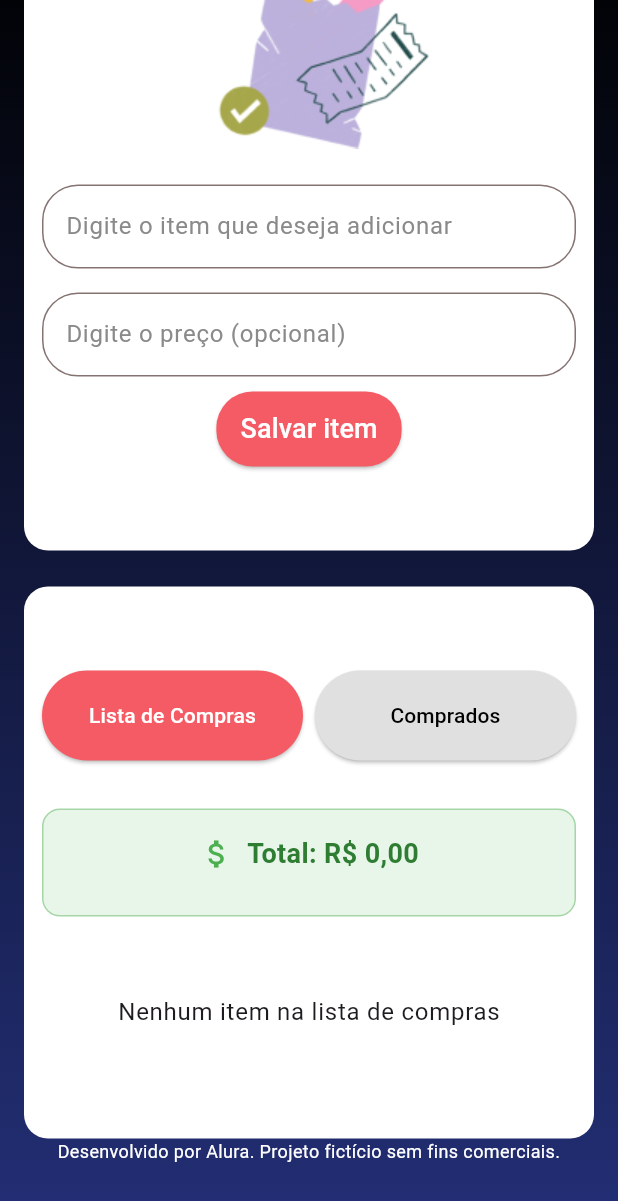
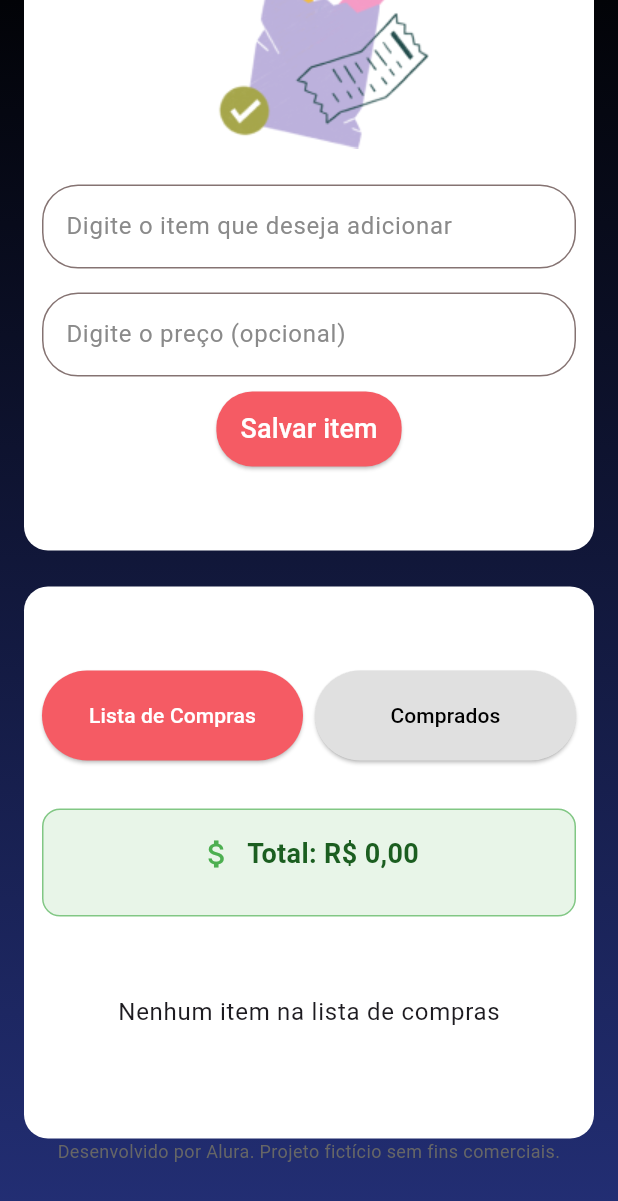
Before and after one commit to vinicius00franco/online-first-com-couchbase, a Flutter app: the screen it shows after launch, scrolled down 125 dp, on a phone screen of 412 x 824 dp. Shown: the top 1201 px of the screen. Run offline on Flutter 3.47's test engine with Material 3 defaults, Android fonts, the phone set to English and light mode, and no system bars; our stand-ins replace connectivity_plus, flutter_bloc, flutter_dotenv, google_fonts; missing offline and left inert: cbl, cbl_flutter; Roboto replaces fonts that are missing (Numans).

Commit message:
feat: Centralize theme and spacing constants for improved styling consistency

```diff
--- a/lib/app/pages/checklist_page.dart
+++ b/lib/app/pages/checklist_page.dart
@@ -16,6 +16,8 @@ import '../widget/checklist_items_widget.dart';
 import '../widget/total_widget.dart';
 import '../theme/app_colors.dart';
 import '../theme/app_spacing.dart';
+import '../theme/app_text_styles.dart';
+import '../theme/app_theme.dart';
 
 enum ViewMode { shopping, purchased }
 
@@ -140,10 +142,10 @@ class _ChecklistPageState extends State<ChecklistPage> {
           children: [
             // Seção 1: Input de itens
             Container(
-              margin: const EdgeInsets.symmetric(horizontal: 16, vertical: 8),
+              margin: AppSpacing.cardMargin,
               decoration: BoxDecoration(
-                color: Colors.white,
-                borderRadius: BorderRadius.circular(16),
+                color: AppColors.cardBackground,
+                borderRadius: AppTheme.cardBorderRadius,
               ),
               padding: AppSpacing.cardPadding,
               child:
@@ -151,14 +153,14 @@ class _ChecklistPageState extends State<ChecklistPage> {
             ),
 
             // Espaçamento entre seções
-            const SizedBox(height: 16),
+            SizedBox(height: AppSpacing.sectionGap),
 
             // Seção 2: Controles, Total e Lista de itens
             Container(
-              margin: const EdgeInsets.symmetric(horizontal: 16),
+              margin: AppSpacing.horizontal16,
               decoration: BoxDecoration(
-                color: Colors.white,
-                borderRadius: BorderRadius.circular(16),
+                color: AppColors.cardBackground,
+                borderRadius: AppTheme.cardBorderRadius,
               ),
               padding: AppSpacing.cardPadding,
               child: Column(
@@ -172,13 +174,13 @@ class _ChecklistPageState extends State<ChecklistPage> {
                           style: ElevatedButton.styleFrom(
                             backgroundColor: _currentView == ViewMode.shopping
                                 ? Theme.of(context).primaryColor
-                                : Colors.grey.shade300,
+                                : AppColors.buttonInactive,
                             foregroundColor: _currentView == ViewMode.shopping
-                                ? Colors.white
-                                : Colors.black,
-                            padding: const EdgeInsets.symmetric(
-                                vertical: 1, horizontal: 16),
-                            fixedSize: const Size(double.infinity, 60),
+                                ? AppColors.buttonActiveText
+                                : AppColors.buttonInactiveText,
+                            padding: AppSpacing.buttonPadding,
+                            fixedSize: const Size(
+                                double.infinity, AppTheme.buttonHeight),
                           ),
                           child: const Text(
                             'Lista de Compras',
@@ -186,20 +188,20 @@ class _ChecklistPageState extends State<ChecklistPage> {
                           ),
                         ),
                       ),
-                      const SizedBox(width: 8),
+                      SizedBox(width: AppSpacing.buttonGap),
                       Expanded(
                         child: ElevatedButton(
                           onPressed: () => _switchView(ViewMode.purchased),
                           style: ElevatedButton.styleFrom(
                             backgroundColor: _currentView == ViewMode.purchased
                                 ? Theme.of(context).primaryColor
-                                : Colors.grey.shade300,
+                                : AppColors.buttonInactive,
                             foregroundColor: _currentView == ViewMode.purchased
-                                ? Colors.white
-                                : Colors.black,
-                            padding: const EdgeInsets.symmetric(
-                                vertical: 1, horizontal: 16),
-                            fixedSize: const Size(double.infinity, 60),
+                                ? AppColors.buttonActiveText
+                                : AppColors.buttonInactiveText,
+                            padding: AppSpacing.buttonPadding,
+                            fixedSize: const Size(
+                                double.infinity, AppTheme.buttonHeight),
                           ),
                           child: const Text(
                             'Comprados',
@@ -209,7 +211,7 @@ class _ChecklistPageState extends State<ChecklistPage> {
                       ),
                     ],
                   ),
-                  const SizedBox(height: 16),
+                  SizedBox(height: AppSpacing.sectionGap),
                   // Total
                   BlocBuilder<FetchChecklistCubit, FetchChecklistState>(
                     builder: (context, state) {
@@ -219,7 +221,7 @@ class _ChecklistPageState extends State<ChecklistPage> {
                       return const SizedBox.shrink();
                     },
                   ),
-                  const SizedBox(height: 16),
+                  SizedBox(height: AppSpacing.sectionGap),
                   // Lista de itens
                   ChecklistItemsBuilder(
                     viewMode: _currentView,
@@ -234,11 +236,11 @@ class _ChecklistPageState extends State<ChecklistPage> {
             const Center(
               child: Text(
                 'Desenvolvido por Alura. Projeto fictício sem fins comerciais.',
-                style: TextStyle(color: Colors.white, fontSize: 12),
+                style: AppTextStyles.footer,
                 textAlign: TextAlign.center,
               ),
             ),
-            const SizedBox(height: 48),
+            SizedBox(height: AppSpacing.bottomPadding),
           ],
         ),
       ),
--- a/lib/app/theme/app_colors.dart
+++ b/lib/app/theme/app_colors.dart
@@ -9,4 +9,29 @@ class AppColors {
   static const Color hint = Color(0xFF8A8A8A);
   static const Color white = Color(0xFFFFFFFF);
   static const Color black = Color(0xFF000000);
+
+  // Novos para centralizar
+  static const Color cardBackground = Colors.white; // Para containers
+  static const Color buttonInactive =
+      Color(0xFFE0E0E0); // Substitui Colors.grey.shade300
+  static const Color buttonActiveText =
+      Colors.white; // Para texto de botões ativos
+  static const Color buttonInactiveText =
+      Colors.black; // Para texto de botões inativos
+  static const Color footerText = Colors.white; // Para texto do footer
+  static const Color shoppingIcon =
+      Colors.blue; // Para ícone de lista de compras
+  static const Color purchasedIcon = Colors.green; // Para ícone de check
+  static const Color separator = Color(0xFFE0E0E0); // Para linhas separadoras
+  static const Color textPrimary = Colors.black; // Para texto principal
+  static const Color textSecondary = Color(0xFF666666); // Para texto secundário
+  static const Color priceIcon = Colors.green; // Para ícone de preço
+  static const Color priceText =
+      Color(0xFF2E7D32); // Para texto de preço (verde escuro)
+  static const Color totalBackground =
+      Color(0xFFE8F5E8); // Para fundo do total (verde claro)
+  static const Color totalBorder = Color(0xFF81C784); // Para borda do total
+  static const Color totalText = Color(0xFF1B5E20); // Para texto do total
+  static const Color sectionSeparator =
+      Color(0xFFE0E0E0); // Para separadores de seção
 }
--- a/lib/app/theme/app_spacing.dart
+++ b/lib/app/theme/app_spacing.dart
@@ -12,4 +12,17 @@ class AppSpacing {
   static const EdgeInsets horizontal16 = EdgeInsets.symmetric(horizontal: md);
   static const EdgeInsets cardPadding =
       EdgeInsets.symmetric(horizontal: 12, vertical: 56);
+
+  // Novos para centralizar
+  static const EdgeInsets cardMargin =
+      EdgeInsets.symmetric(horizontal: md, vertical: sm);
+  static const EdgeInsets buttonPadding =
+      EdgeInsets.symmetric(vertical: 1, horizontal: md);
+  static const double sectionGap = md; // Para SizedBox(height: 16)
+  static const double buttonGap = sm; // Para SizedBox(width: 8)
+  static const double bottomPadding = xl; // Para o espaçamento final
+  static const double iconTextGap = 4.0; // Espaço entre ícone e texto
+  static const double titleSeparatorGap =
+      8.0; // Espaço entre título e separador
+  static const double sectionTopPadding = 20.0; // Espaço no topo das seções
 }
--- a/lib/app/theme/app_text_styles.dart
+++ b/lib/app/theme/app_text_styles.dart
@@ -16,6 +16,23 @@ class AppTextStyles {
   static const TextStyle subtitle = TextStyle(fontSize: 12);
   static const TextStyle hint = TextStyle(color: AppColors.hint);
 
+  // Novos para centralizar
+  static const TextStyle footer = TextStyle(
+    fontSize: 12,
+    color: AppColors.textSecondary,
+    fontWeight: FontWeight.w400,
+  );
+  static const TextStyle itemTitle = TextStyle(
+    fontSize: 16,
+    color: AppColors.textPrimary,
+    fontWeight: FontWeight.w500,
+  );
+  static const TextStyle sectionTitleConst = TextStyle(
+    fontSize: 18,
+    color: AppColors.textPrimary,
+    fontWeight: FontWeight.w600,
+  );
+
   static TextTheme numansTextTheme(TextTheme base) =>
       GoogleFonts.numansTextTheme(base);
 }
--- a/lib/app/theme/app_theme.dart
+++ b/lib/app/theme/app_theme.dart
@@ -17,4 +17,11 @@ class AppTheme {
       textTheme: AppTextStyles.numansTextTheme(base.textTheme),
     );
   }
+
+  // Novos para centralizar
+  static const BorderRadius cardBorderRadius =
+      BorderRadius.all(Radius.circular(16));
+  static const double buttonHeight = 60.0; // Altura fixa dos botões
+  static const double iconSize = 20.0; // Tamanho padrão dos ícones
+  static const double separatorHeight = 1.0; // Altura das linhas separadoras
 }
--- a/lib/app/widget/check_item_widget.dart
+++ b/lib/app/widget/check_item_widget.dart
@@ -78,12 +78,13 @@ class _ChecklistItemWidgetState extends State<ChecklistItemWidget> {
             children: [
               Row(
                 children: [
-                  const Icon(Icons.attach_money, color: Colors.green, size: 16),
+                  const Icon(Icons.attach_money,
+                      color: AppColors.priceIcon, size: 16),
                   const SizedBox(width: 4),
                   Text(
                     'Preço: R\$ ${widget.item.price.toStringAsFixed(2).replaceAll('.', ',')}',
                     style: AppTextStyles.subtitle.copyWith(
-                      color: Colors.green.shade700,
+                      color: AppColors.priceText,
                       fontWeight: FontWeight.bold,
                     ),
                   ),
--- a/lib/app/widget/checklist_items_widget.dart
+++ b/lib/app/widget/checklist_items_widget.dart
@@ -7,6 +7,8 @@ import 'package:flutter_bloc/flutter_bloc.dart';
 
 import '../entities/shopping_item_entity.dart';
 import '../logic/checklist/checklist_state.dart';
+import '../theme/app_colors.dart';
+import '../theme/app_spacing.dart';
 import 'check_item_widget.dart';
 
 class ChecklistItemsBuilder extends StatelessWidget {
@@ -42,7 +44,7 @@ class ChecklistItemsBuilder extends StatelessWidget {
           if (items.isEmpty) {
             return Column(
               children: [
-                const SizedBox(height: 20),
+                SizedBox(height: AppSpacing.sectionTopPadding),
                 Text(
                   viewMode == ViewMode.shopping
                       ? 'Nenhum item na lista de compras'
@@ -56,7 +58,7 @@ class ChecklistItemsBuilder extends StatelessWidget {
 
           return Column(
             children: [
-              const SizedBox(height: 20),
+              SizedBox(height: AppSpacing.sectionTopPadding),
               Row(
                 children: [
                   Icon(
@@ -64,11 +66,11 @@ class ChecklistItemsBuilder extends StatelessWidget {
                         ? Icons.shopping_cart
                         : Icons.check_circle,
                     color: viewMode == ViewMode.shopping
-                        ? Colors.blue
-                        : Colors.green,
+                        ? AppColors.shoppingIcon
+                        : AppColors.purchasedIcon,
                     size: 20,
                   ),
-                  const SizedBox(width: 4),
+                  SizedBox(width: AppSpacing.iconTextGap),
                   Text(
                     viewMode == ViewMode.shopping
                         ? 'Lista de Compras (${items.length})'
@@ -80,10 +82,10 @@ class ChecklistItemsBuilder extends StatelessWidget {
                   ),
                 ],
               ),
-              const SizedBox(height: 8),
+              SizedBox(height: AppSpacing.titleSeparatorGap),
               Container(
                 height: 1,
-                color: Colors.grey.shade300,
+                color: AppColors.sectionSeparator,
               ),
               const SizedBox(height: 16),
               ListView.builder(
@@ -135,15 +137,15 @@ class ChecklistSections extends StatelessWidget {
       children: [
         // Lista de Compras Section
         if (notCompletedItems.isNotEmpty) ...[
-          const SizedBox(height: 20),
+          SizedBox(height: AppSpacing.sectionTopPadding),
           Row(
             children: [
               const Icon(
                 Icons.shopping_cart,
-                color: Colors.blue,
+                color: AppColors.shoppingIcon,
                 size: 20,
               ),
-              const SizedBox(width: 4),
+              SizedBox(width: AppSpacing.iconTextGap),
               Text(
                 'Lista de Compras (${notCompletedItems.length})',
                 style: Theme.of(context).textTheme.titleMedium?.copyWith(
@@ -153,10 +155,10 @@ class ChecklistSections extends StatelessWidget {
               ),
             ],
           ),
-          const SizedBox(height: 8),
+          SizedBox(height: AppSpacing.titleSeparatorGap),
           Container(
             height: 1,
-            color: Colors.grey.shade300,
+            color: AppColors.sectionSeparator,
           ),
           const SizedBox(height: 16),
           ListView.builder(
@@ -177,15 +179,15 @@ class ChecklistSections extends StatelessWidget {
 
         // Comprado Section
         if (completedItems.isNotEmpty) ...[
-          const SizedBox(height: 20),
+          SizedBox(height: AppSpacing.sectionTopPadding),
           Row(
             children: [
               const Icon(
                 Icons.check_circle,
-                color: Colors.green,
+                color: AppColors.purchasedIcon,
                 size: 20,
               ),
-              const SizedBox(width: 4),
+              SizedBox(width: AppSpacing.iconTextGap),
               Text(
                 'Comprado (${completedItems.length})',
                 style: Theme.of(context).textTheme.titleMedium?.copyWith(
@@ -195,10 +197,10 @@ class ChecklistSections extends StatelessWidget {
               ),
             ],
           ),
-          const SizedBox(height: 8),
+          SizedBox(height: AppSpacing.titleSeparatorGap),
           Container(
             height: 1,
-            color: Colors.grey.shade300,
+            color: AppColors.sectionSeparator,
           ),
           const SizedBox(height: 16),
           ListView.builder(
--- a/lib/app/widget/total_widget.dart
+++ b/lib/app/widget/total_widget.dart
@@ -1,6 +1,7 @@
 import 'package:flutter/material.dart';
 import '../entities/shopping_item_entity.dart';
 import '../theme/app_text_styles.dart';
+import '../theme/app_colors.dart';
 
 class TotalWidget extends StatelessWidget {
   final List<ShoppingItemEntity> items;
@@ -20,9 +21,9 @@ class TotalWidget extends StatelessWidget {
       margin: const EdgeInsets.symmetric(vertical: 16),
       padding: const EdgeInsets.all(16),
       decoration: BoxDecoration(
-        color: Colors.green.shade50,
+        color: AppColors.totalBackground,
         borderRadius: BorderRadius.circular(12),
-        border: Border.all(color: Colors.green.shade200),
+        border: Border.all(color: AppColors.totalBorder),
       ),
       child: Column(
         children: [
@@ -32,14 +33,14 @@ class TotalWidget extends StatelessWidget {
             children: [
               const Icon(
                 Icons.attach_money,
-                color: Colors.green,
+                color: AppColors.priceIcon,
                 size: 24,
               ),
               const SizedBox(width: 8),
               Text(
                 'Total: R\$ ${totalPrice.toStringAsFixed(2).replaceAll('.', ',')}',
                 style: AppTextStyles.sectionTitle(context).copyWith(
-                  color: Colors.green.shade800,
+                  color: AppColors.totalText,
                   fontSize: 18,
                   fontWeight: FontWeight.bold,
                 ),
```
